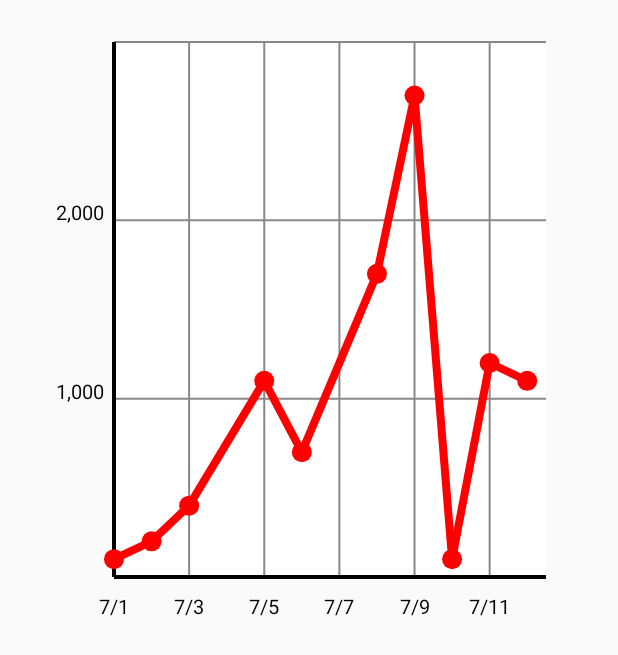
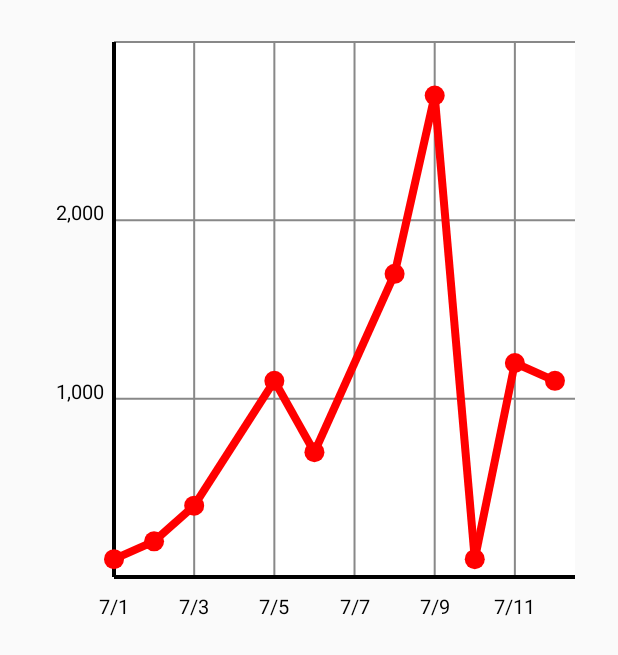
Before and after one commit to hogelog/line-chart-view, an Android app: the DateLineChartActivity screen opened directly, with no data from a screen before it, on a phone screen of 412 x 824 dp. Shown: the top 655 px of the screen. Run offline under Robolectric (Android 15) with nearby library versions, the phone set to English and light mode, and no system bars.

Commit message:
Fix chart right margin

```diff
--- a/line-chart-view/src/main/java/org/hogel/android/linechartview/LineChartView.java
+++ b/line-chart-view/src/main/java/org/hogel/android/linechartview/LineChartView.java
@@ -219,13 +219,13 @@ public class LineChartView extends View {
                 float width = getWidth();
                 float height = getHeight();
 
+                float labelHeight = height - lineChartStyle.getXLabelMargin();
                 Rect textBounds = new Rect();
                 List<Long> xLabels = getXLabels();
                 for (long x : xLabels) {
                     String label = formatXLabel(x);
                     labelPaint.getTextBounds(label, 0, label.length(), textBounds);
                     float xCoordinate = getXCoordinate(width, x, minX, xrange);
-                    float labelHeight = height - lineChartStyle.getXLabelMargin();
                     canvas.drawText(label, xCoordinate, labelHeight, labelPaint);
                 }
             }
@@ -256,7 +256,7 @@ public class LineChartView extends View {
             if (height > xLabelHeight) {
                 xLabelHeight = height;
             }
-            chartRightMargin = (long) (textBounds.width() + lineChartStyle.getXLabelMargin());
+            chartRightMargin = textBounds.width() / 2;
             x += xGridUnit;
         }
     }
```
